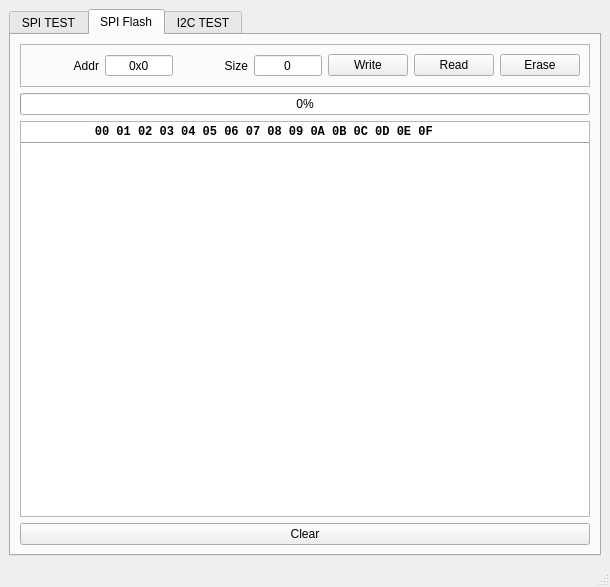
Qt form mainwindow.ui (NSJ-student/spiflash_by_spidev) before a commit.
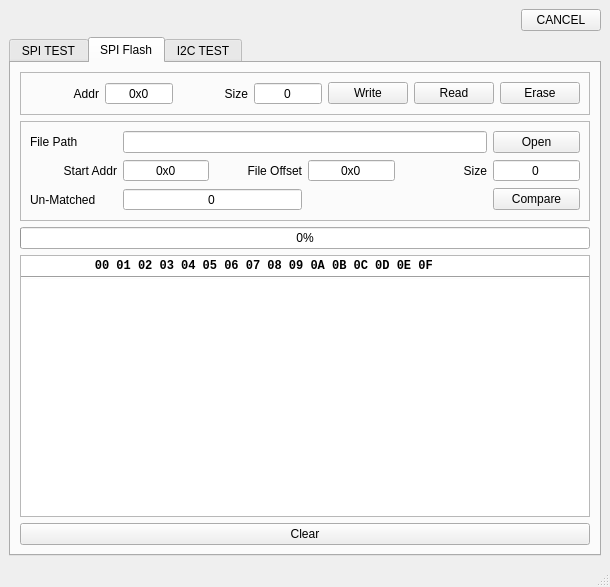
The same form after that commit. The open tabs and pages were chosen to show the change. Icons and pictures are not drawn.

Commit message: add compare function

Patch:
```diff
--- a/mainwindow.ui
+++ b/mainwindow.ui
@@ -15,6 +15,13 @@
   </property>
   <widget class="QWidget" name="centralwidget">
    <layout class="QVBoxLayout" name="verticalLayout_3">
+    <item alignment="Qt::AlignRight">
+     <widget class="QPushButton" name="btnCancelthread">
+      <property name="text">
+       <string>CANCEL</string>
+      </property>
+     </widget>
+    </item>
     <item>
      <widget class="QTabWidget" name="tabWidget">
       <property name="currentIndex">
@@ -447,6 +454,174 @@
           </layout>
          </widget>
         </item>
+        <item>
+         <widget class="QFrame" name="frame_7">
+          <property name="frameShape">
+           <enum>QFrame::StyledPanel</enum>
+          </property>
+          <property name="frameShadow">
+           <enum>QFrame::Raised</enum>
+          </property>
+          <layout class="QGridLayout" name="gridLayout_6">
+           <item row="1" column="3">
+            <widget class="QSpinBox" name="sbFileOffset">
+             <property name="alignment">
+              <set>Qt::AlignCenter</set>
+             </property>
+             <property name="buttonSymbols">
+              <enum>QAbstractSpinBox::NoButtons</enum>
+             </property>
+             <property name="prefix">
+              <string>0x</string>
+             </property>
+             <property name="maximum">
+              <number>2147483647</number>
+             </property>
+             <property name="singleStep">
+              <number>16</number>
+             </property>
+             <property name="displayIntegerBase">
+              <number>16</number>
+             </property>
+            </widget>
+           </item>
+           <item row="1" column="2">
+            <widget class="QLabel" name="label_15">
+             <property name="text">
+              <string>File Offset</string>
+             </property>
+             <property name="alignment">
+              <set>Qt::AlignRight|Qt::AlignTrailing|Qt::AlignVCenter</set>
+             </property>
+            </widget>
+           </item>
+           <item row="1" column="0">
+            <widget class="QLabel" name="label_14">
+             <property name="text">
+              <string>Start Addr</string>
+             </property>
+             <property name="alignment">
+              <set>Qt::AlignRight|Qt::AlignTrailing|Qt::AlignVCenter</set>
+             </property>
+            </widget>
+           </item>
+           <item row="1" column="1">
+            <widget class="QSpinBox" name="sbStartReadAddr">
+             <property name="alignment">
+              <set>Qt::AlignCenter</set>
+             </property>
+             <property name="buttonSymbols">
+              <enum>QAbstractSpinBox::NoButtons</enum>
+             </property>
+             <property name="prefix">
+              <string>0x</string>
+             </property>
+             <property name="maximum">
+              <number>2147483647</number>
+             </property>
+             <property name="singleStep">
+              <number>16</number>
+             </property>
+             <property name="displayIntegerBase">
+              <number>16</number>
+             </property>
+            </widget>
+           </item>
+           <item row="0" column="0">
+            <widget class="QLabel" name="label_18">
+             <property name="text">
+              <string>File Path</string>
+             </property>
+            </widget>
+           </item>
+           <item row="1" column="4">
+            <widget class="QLabel" name="label_16">
+             <property name="text">
+              <string>Size</string>
+             </property>
+             <property name="alignment">
+              <set>Qt::AlignRight|Qt::AlignTrailing|Qt::AlignVCenter</set>
+             </property>
+            </widget>
+           </item>
+           <item row="1" column="5">
+            <widget class="QSpinBox" name="sbCompareSize">
+             <property name="alignment">
+              <set>Qt::AlignCenter</set>
+             </property>
+             <property name="buttonSymbols">
+              <enum>QAbstractSpinBox::NoButtons</enum>
+             </property>
+             <property name="prefix">
+              <string/>
+             </property>
+             <property name="maximum">
+              <number>2147483647</number>
+             </property>
+             <property name="singleStep">
+              <number>16</number>
+             </property>
+             <property name="displayIntegerBase">
+              <number>10</number>
+             </property>
+            </widget>
+           </item>
+           <item row="2" column="5">
+            <widget class="QPushButton" name="btnCompare">
+             <property name="text">
+              <string>Compare</string>
+             </property>
+            </widget>
+           </item>
+           <item row="0" column="5">
+            <widget class="QPushButton" name="btnCompareFileOpen">
+             <property name="text">
+              <string>Open</string>
+             </property>
+            </widget>
+           </item>
+           <item row="0" column="1" colspan="4">
+            <widget class="QLineEdit" name="lineComparePath">
+             <property name="readOnly">
+              <bool>true</bool>
+             </property>
+            </widget>
+           </item>
+           <item row="2" column="0">
+            <widget class="QLabel" name="label_17">
+             <property name="text">
+              <string>Un-Matched</string>
+             </property>
+            </widget>
+           </item>
+           <item row="2" column="1" colspan="2">
+            <widget class="QSpinBox" name="sbCompareErrorCount">
+             <property name="alignment">
+              <set>Qt::AlignCenter</set>
+             </property>
+             <property name="readOnly">
+              <bool>true</bool>
+             </property>
+             <property name="buttonSymbols">
+              <enum>QAbstractSpinBox::NoButtons</enum>
+             </property>
+             <property name="prefix">
+              <string/>
+             </property>
+             <property name="maximum">
+              <number>2147483647</number>
+             </property>
+             <property name="singleStep">
+              <number>16</number>
+             </property>
+             <property name="displayIntegerBase">
+              <number>10</number>
+             </property>
+            </widget>
+           </item>
+          </layout>
+         </widget>
+        </item>
         <item>
          <widget class="QProgressBar" name="progressRW">
           <property name="value">
@@ -506,7 +681,7 @@
             </widget>
            </item>
            <item>
-            <widget class="QPlainTextEdit" name="pteBinaryView">
+            <widget class="QTextEdit" name="pteBinaryView">
              <property name="font">
               <font>
                <family>Courier New</family>
@@ -515,9 +690,6 @@
              <property name="frameShape">
               <enum>QFrame::NoFrame</enum>
              </property>
-             <property name="readOnly">
-              <bool>true</bool>
-             </property>
             </widget>
            </item>
           </layout>
```
Left out of the diff: 8 changed lines with no effect on the pictures. The commit also changes 2 other files.
